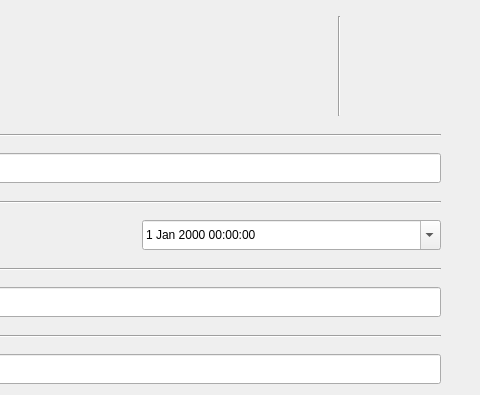
First picture: the form in src/ui/CrearEvento.ui, repository IvanJesusCorbalanPascual/Gestor-de-Eventos, before the edit; both pictures show x 227 to 707 and y 0 to 395 of the 707 by 577 pixel window.
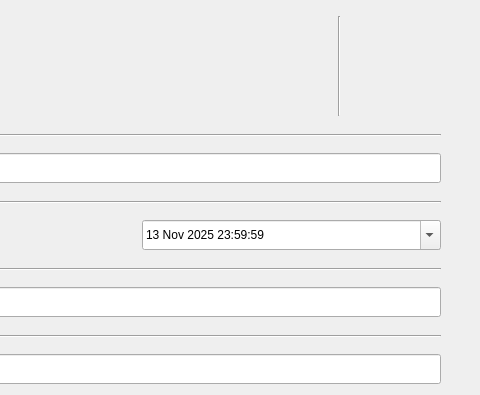
Second picture: the form after the edit. Icons and pictures are not drawn.

```diff
--- a/src/ui/CrearEvento.ui
+++ b/src/ui/CrearEvento.ui
@@ -191,6 +191,16 @@
         <property name="locale">
          <locale language="English" country="UnitedStates"/>
         </property>
+        <property name="dateTime">
+         <datetime>
+          <hour>23</hour>
+          <minute>59</minute>
+          <second>59</second>
+          <year>2025</year>
+          <month>11</month>
+          <day>13</day>
+         </datetime>
+        </property>
         <property name="calendarPopup">
          <bool>true</bool>
         </property>
```
Left out of the diff: 2 changed lines with no effect on the pictures.
